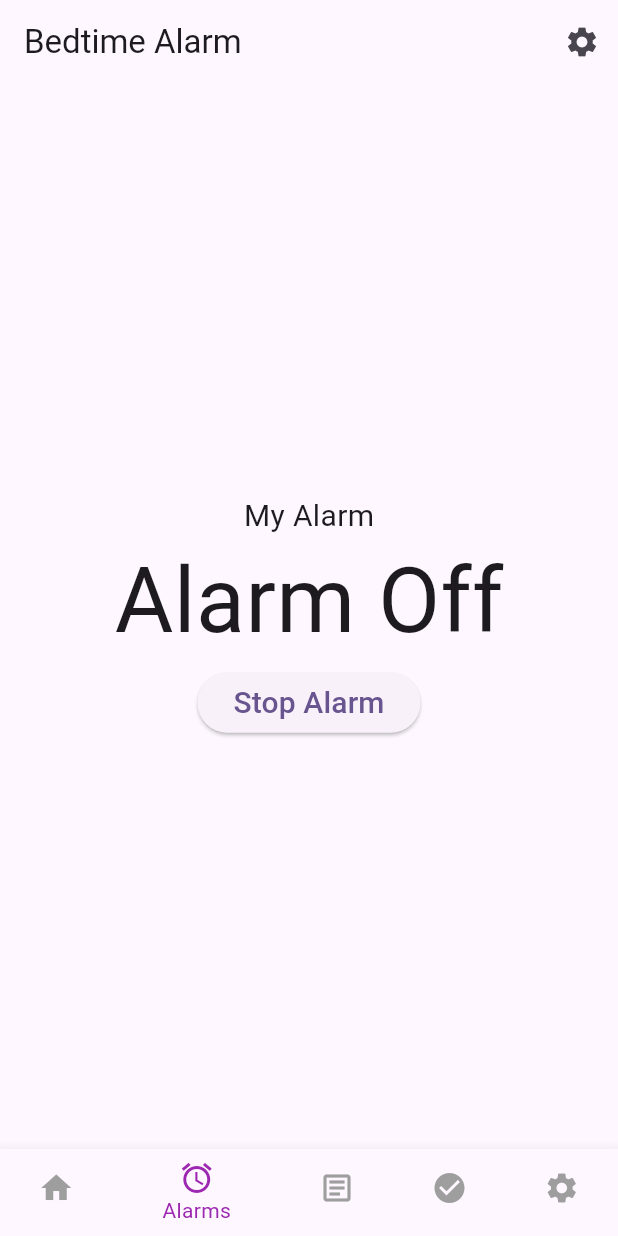
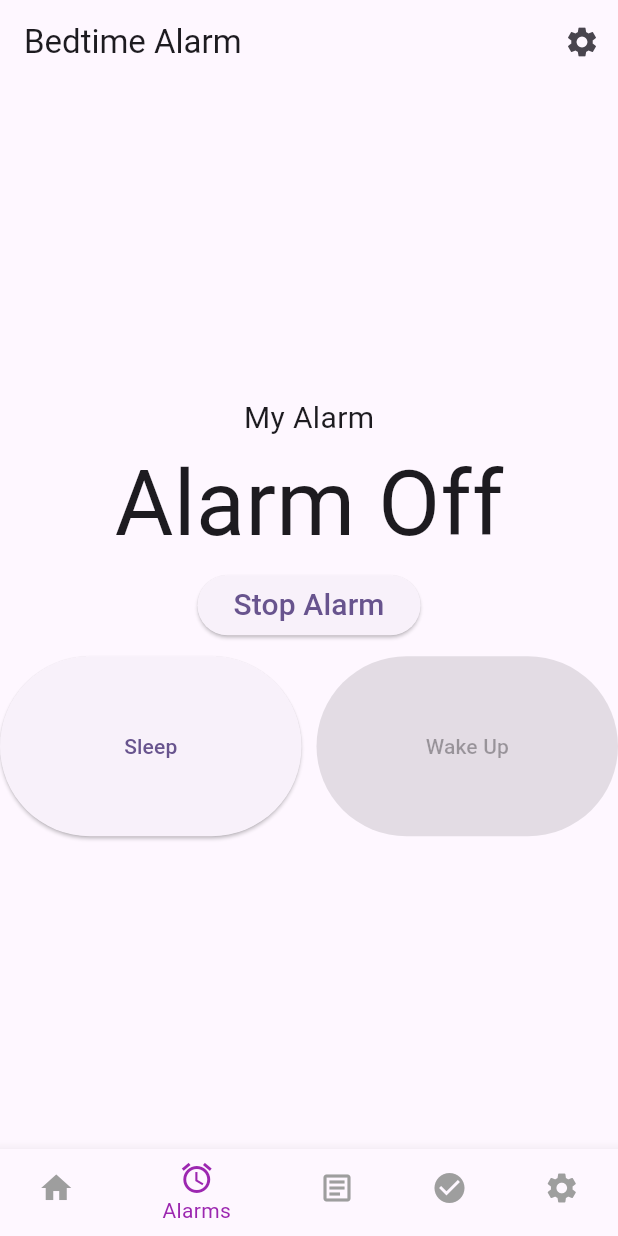
Before and after one commit to Cs3541/GroupEProject, a Flutter app: the screen it shows after launch, item 2 of the bottom bar chosen, on a phone screen of 412 x 824 dp. Run offline on Flutter 3.47's test engine with Material 3 defaults, Android fonts, the phone set to English and light mode, and no system bars; our stand-ins replace audioplayers, firebase_core, shared_preferences; accounts and stored records are empty.

Commit message:
App can now track when the user goes to sleep and wakes up through buttons on the alarm screen

```diff
--- /dev/null
+++ b/stress_free/lib/models/sleep_session_model.dart
@@ -0,0 +1,17 @@
+// import 'package:flutter/material.dart';
+
+class SleepSession {
+  DateTime _sleepTime;
+  DateTime? _wakeUpTime;
+
+
+  DateTime get sleepTime => _sleepTime;
+  DateTime? get wakeUpTime => _wakeUpTime;
+
+  set wakeUpTime(DateTime? wakeUp) {
+    this._wakeUpTime = wakeUp;
+  }
+
+  SleepSession({required DateTime sleepTime}) :
+    _sleepTime = sleepTime;
+}
--- /dev/null
+++ b/stress_free/lib/presenters/sleep_session_presenter.dart
@@ -0,0 +1,48 @@
+import '../models/sleep_session_model.dart';
+
+class SleepSessionPresenter {
+  final List<SleepSession> _sleepSessions = [];
+  SleepSession? _activeSession = null;
+
+  List<SleepSession> get sleepSessions => _sleepSessions;
+  SleepSession? get activeSession => _activeSession;
+
+  void addSession(DateTime sleep) {
+    if (_activeSession == null) {
+      SleepSession newSession = SleepSession(sleepTime: sleep);
+      _activeSession = newSession;
+    } else {
+      print("ERROR: Sleep session already in progress");
+    }
+  }
+
+  void endSession(DateTime wakeUp) {
+    if (_activeSession != null) {
+      SleepSession finished = _activeSession!; // ! -> Assured activeSession is not null
+      finished.wakeUpTime = wakeUp;
+      _sleepSessions.add(finished);
+      _activeSession = null;
+    } else {
+      print("ERROR: No active session to end");
+    }
+  }
+
+  bool undoWakeUp() {
+    if (_sleepSessions.isNotEmpty && _activeSession == null) { // If there are sleep sessions and no active session
+      SleepSession previous = _sleepSessions.last;
+      _sleepSessions.removeLast();
+      previous.wakeUpTime = null;
+      _activeSession = previous;
+      return true;
+    }
+    return false;
+  }
+
+  // bool deleteLastSession() {
+  //   if (_sleepSessions.isNotEmpty) {
+  //     _sleepSessions.removeLast();
+  //     return true;
+  //   }
+  //   return false;
+  // }
+}
--- a/stress_free/lib/views/main_alarm_screen.dart
+++ b/stress_free/lib/views/main_alarm_screen.dart
@@ -1,13 +1,15 @@
 import 'package:flutter/material.dart';
 import '../presenters/alarm_presenter.dart';
+import '../presenters/sleep_session_presenter.dart';
 import 'alarm_settings_screen.dart';
 import 'package:audioplayers/audioplayers.dart';
 import 'dart:async';
 
 class MainAlarmScreen extends StatefulWidget {
-  const MainAlarmScreen({super.key, this.presenter});
+  const MainAlarmScreen({super.key, this.aPresenter, this.ssPresenter});
 
-  final AlarmPresenter? presenter;
+  final AlarmPresenter? aPresenter;
+  final SleepSessionPresenter? ssPresenter;
 
   @override
   State<MainAlarmScreen> createState() => _MainAlarmScreenState();
@@ -15,15 +17,23 @@ class MainAlarmScreen extends StatefulWidget {
 
 class _MainAlarmScreenState extends State<MainAlarmScreen> {
   late final AlarmPresenter _alarmPresenter;
+  late final SleepSessionPresenter _sleepPresenter;
   final AudioPlayer _audioPlayer = AudioPlayer();
   late final Timer _timer;
   bool _alarmStopped = false;
   bool _isRinging = false;
+  late bool _isSleeping;
 
   @override
   void initState() {
     super.initState();
-    _alarmPresenter = widget.presenter ?? AlarmPresenter();
+    _alarmPresenter = widget.aPresenter ?? AlarmPresenter();
+    _sleepPresenter = widget.ssPresenter ?? SleepSessionPresenter();
+    if (_sleepPresenter.activeSession != null) {
+      _isSleeping = true;
+    } else {
+      _isSleeping = false;
+    }
     _audioPlayer.setReleaseMode(ReleaseMode.loop); // Alarm loops
     _timer = Timer.periodic(const Duration(seconds: 1), _checkAlarmTime);
   }
@@ -62,7 +72,7 @@ class _MainAlarmScreenState extends State<MainAlarmScreen> {
                 context,
                 MaterialPageRoute(
                   builder: (_) =>
-                      AlarmSettingsScreen(alarmPresenter: _alarmPresenter),
+                      AlarmSettingsScreen(alarmPresenter: _alarmPresenter, sleepPresenter: _sleepPresenter),
                 ),
               );
               if (!mounted) return;
@@ -94,8 +104,59 @@ class _MainAlarmScreenState extends State<MainAlarmScreen> {
                 _alarmStopped = true; // The alarm should be stopped
                 _isRinging = false;  // The alarm shouldn't ring
               },
-              child: const Text('Stop Alarm', style: TextStyle(fontSize: 20)),
+              child: const Text('Stop Alarm', style: TextStyle(fontSize: 20))
             ),
+            SizedBox(height:10),
+            Row(
+              children: [
+                Expanded(
+                  child:
+                    ElevatedButton(
+                      style: ElevatedButton.styleFrom(
+                        minimumSize: const Size(0, 120)
+                      ),
+                      onPressed: !_isSleeping ? () {
+                        _sleepPresenter.addSession(DateTime.now());
+                        _isSleeping = true;
+                        setState(() {});
+                          ScaffoldMessenger.of(context).showSnackBar(
+                          SnackBar(content: Text("Rest Well!"))
+                        );
+                      }: null, // disable the button
+                      child: Text('Sleep')
+                    ),
+                ),
+                SizedBox(width: 10),
+                Expanded(
+                  child:
+                    ElevatedButton(
+                      style: ElevatedButton.styleFrom(
+                        minimumSize: const Size(0, 120)
+                      ),
+                      onPressed: _isSleeping ? () {
+                        _sleepPresenter.endSession(DateTime.now());
+                        _isSleeping = false;
+                        setState(() {});
+                        ScaffoldMessenger.of(context).showSnackBar(
+                          SnackBar(
+                            content: Text("Sleep Session Saved!"),
+                            duration: Duration(seconds: 6),
+                            persist: false,
+                            action: SnackBarAction(
+                              label: "UNDO",
+                              onPressed: () {
+                                bool undone = _sleepPresenter.undoWakeUp();
+                                if(undone) {setState((){_isSleeping = true;});}
+                                },
+                            )
+                          )
+                        );
+                      }: null,
+                      child: Text('Wake Up')
+                    ),
+                ),
+              ],
+            )
           ],
         ),
       ),
```
Also changed, not shown: stress_free/lib/views/alarm_settings_screen.dart (+8 -3 lines).
